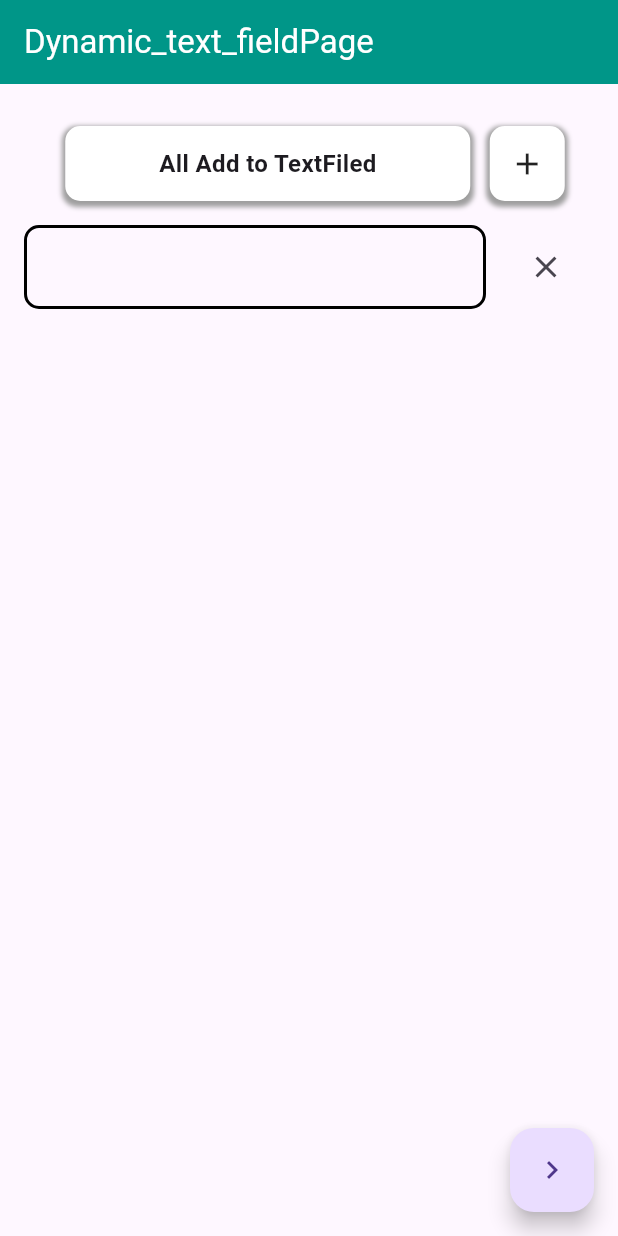
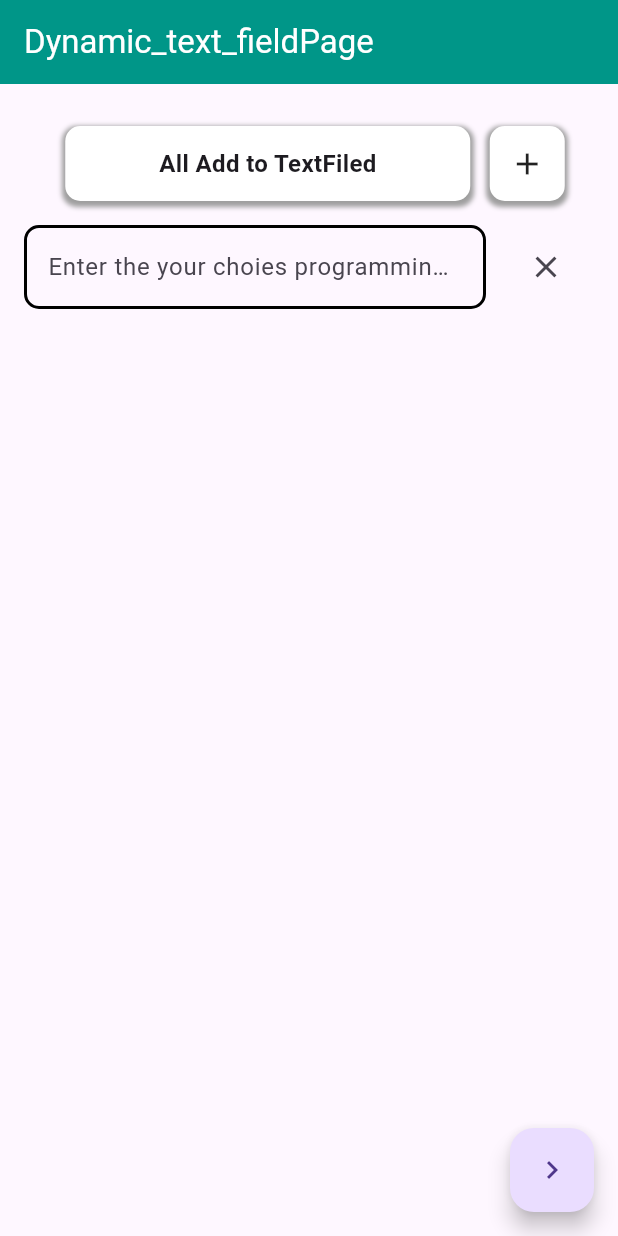
Before and after one commit to Krupaparmar30/resume_app_daily_task, a Flutter app: the screen it shows after launch, on a phone screen of 412 x 824 dp. Run offline on Flutter 3.47's test engine with Material 3 defaults, Android fonts, the phone set to English and light mode, and no system bars; our stand-ins replace image_picker.

Commit message:
9/5/24 krupa 10/5/24 11/5/24 11-5-24 15/5/24 15-5-24 15--5--24 16/5/24 16-5-24 17/5/2024 18/5/2024 18-5-2024

```diff
--- a/lib/screens/Generate Dynamic Text Field/dynamic_text_field.dart
+++ b/lib/screens/Generate Dynamic Text Field/dynamic_text_field.dart
@@ -95,6 +95,7 @@ class _dynamic_text_fieldPageState extends State<dynamic_text_fieldPage> {
             title: TextField(
                    controller: txtControllerList[index],
               decoration: InputDecoration(
+                hintText: 'Enter the your choies programming lagauges',
                 border: OutlineInputBorder(
                   borderRadius: BorderRadius.circular(10),
                   borderSide: BorderSide(
```
